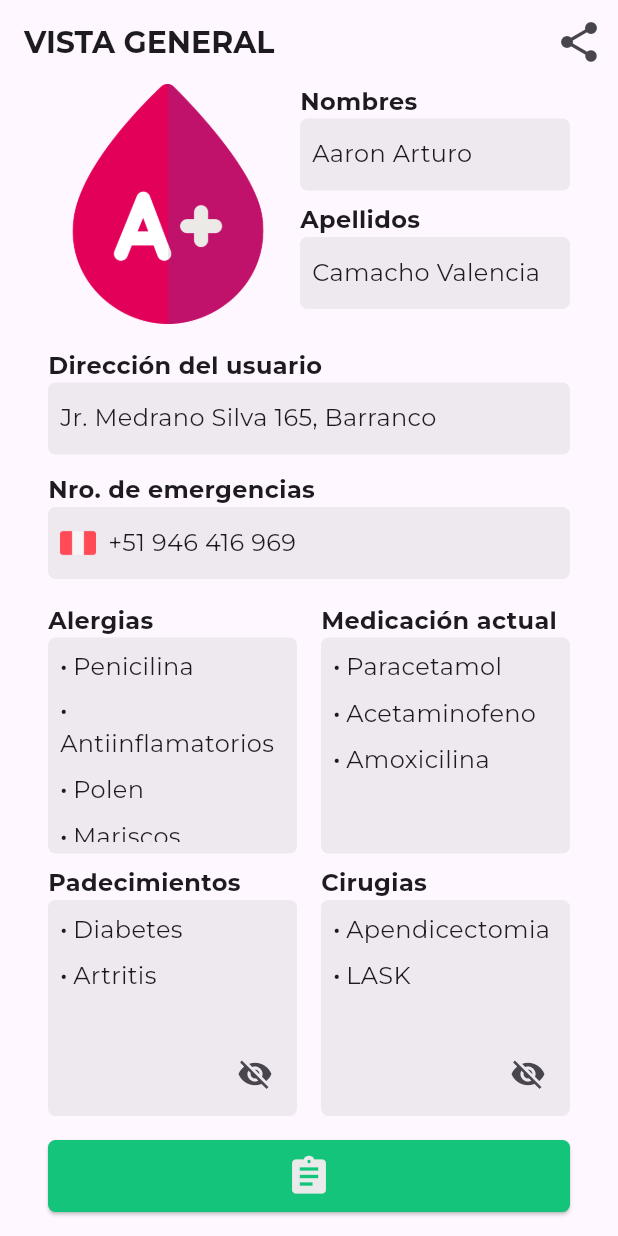
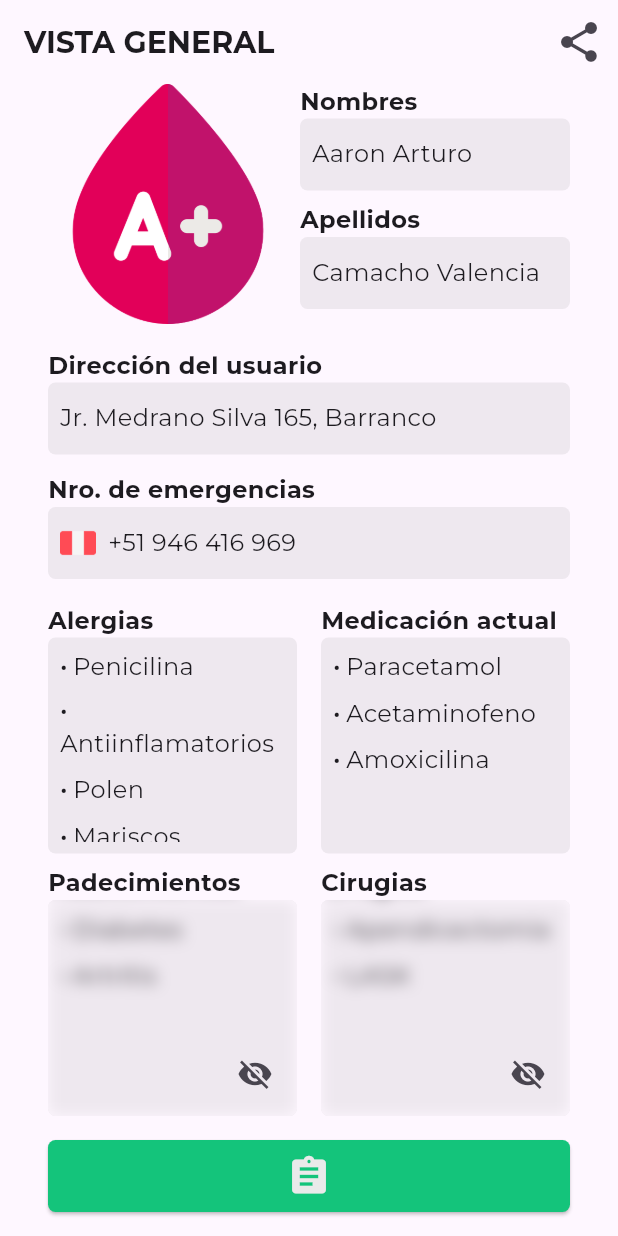
Before and after one commit to AaronCS25/care_file_one_app, a Flutter app: the screen it shows after launch, on a phone screen of 412 x 824 dp. Run offline on Flutter 3.47's test engine with Material 2 defaults, Android fonts, the phone set to English and light mode, and no system bars; our stand-ins replace google_fonts.

Commit message:
home_screen.dart: updated (blur edition)

```diff
--- a/lib/src/screens/home_screen.dart
+++ b/lib/src/screens/home_screen.dart
@@ -1,3 +1,5 @@
+import 'dart:ui';
+
 import 'package:flutter/material.dart';
 import 'package:google_fonts/google_fonts.dart';
 
@@ -271,7 +273,7 @@ class _HomeScreenState extends State<HomeScreen> {
                               borderRadius: BorderRadius.circular(5),
                             ),
                             child: Stack(
-                              children: <Widget>[
+                              children: [
                                 Padding(
                                   padding: const EdgeInsets.all(8.0),
                                   child: ListView.builder(
@@ -279,8 +281,8 @@ class _HomeScreenState extends State<HomeScreen> {
                                     itemCount: _padecimientos.length,
                                     itemBuilder: (context, index) {
                                       return Padding(
-                                          padding: const EdgeInsets.only(
-                                              bottom: 8.0),
+                                        padding:
+                                            const EdgeInsets.only(bottom: 8.0),
                                         child: RichText(
                                           text: TextSpan(
                                               text: '• ',
@@ -290,13 +292,26 @@ class _HomeScreenState extends State<HomeScreen> {
                                               children: <TextSpan>[
                                                 TextSpan(
                                                   text: _padecimientos[index],
-                                                    style:
-                                                        GoogleFonts.montserrat(
+                                                  style: GoogleFonts.montserrat(
                                                       fontSize: 16),
                                                 )
                                               ]),
-                                          ));
+                                        ),
+                                      );
                                     },
+                                  ),
+                                ),
+                                if (_isBlurredPadecimientos)
+                                  Positioned.fill(
+                                    child: ClipRRect(
+                                      borderRadius: BorderRadius.circular(5),
+                                      child: BackdropFilter(
+                                        filter: ImageFilter.blur(
+                                            sigmaX: 5, sigmaY: 5),
+                                        child: Container(
+                                          color: Colors.black.withOpacity(0),
+                                        ),
+                                      ),
                                     ),
                                   ),
                                 Align(
@@ -315,7 +330,7 @@ class _HomeScreenState extends State<HomeScreen> {
                                       },
                                     ),
                                   ),
-                                )
+                                ),
                               ],
                             ),
                           ),
@@ -391,7 +406,7 @@ class _HomeScreenState extends State<HomeScreen> {
                               borderRadius: BorderRadius.circular(5),
                             ),
                             child: Stack(
-                              children: <Widget>[
+                              children: [
                                 Padding(
                                   padding: const EdgeInsets.all(8.0),
                                   child: ListView.builder(
@@ -399,8 +414,8 @@ class _HomeScreenState extends State<HomeScreen> {
                                     itemCount: _cirugias.length,
                                     itemBuilder: (context, index) {
                                       return Padding(
-                                          padding: const EdgeInsets.only(
-                                              bottom: 8.0),
+                                        padding:
+                                            const EdgeInsets.only(bottom: 8.0),
                                         child: RichText(
                                           text: TextSpan(
                                               text: '• ',
@@ -410,13 +425,26 @@ class _HomeScreenState extends State<HomeScreen> {
                                               children: <TextSpan>[
                                                 TextSpan(
                                                   text: _cirugias[index],
-                                                    style:
-                                                        GoogleFonts.montserrat(
+                                                  style: GoogleFonts.montserrat(
                                                       fontSize: 16),
                                                 )
                                               ]),
-                                          ));
+                                        ),
+                                      );
                                     },
+                                  ),
+                                ),
+                                if (_isBlurredCirugias)
+                                  Positioned.fill(
+                                    child: ClipRRect(
+                                      borderRadius: BorderRadius.circular(5),
+                                      child: BackdropFilter(
+                                        filter: ImageFilter.blur(
+                                            sigmaX: 5, sigmaY: 5),
+                                        child: Container(
+                                          color: Colors.black.withOpacity(0),
+                                        ),
+                                      ),
                                     ),
                                   ),
                                 Align(
@@ -435,7 +463,7 @@ class _HomeScreenState extends State<HomeScreen> {
                                       },
                                     ),
                                   ),
-                                )
+                                ),
                               ],
                             ),
                           ),
```
Lines whose indentation alone changed are shown as unchanged.
